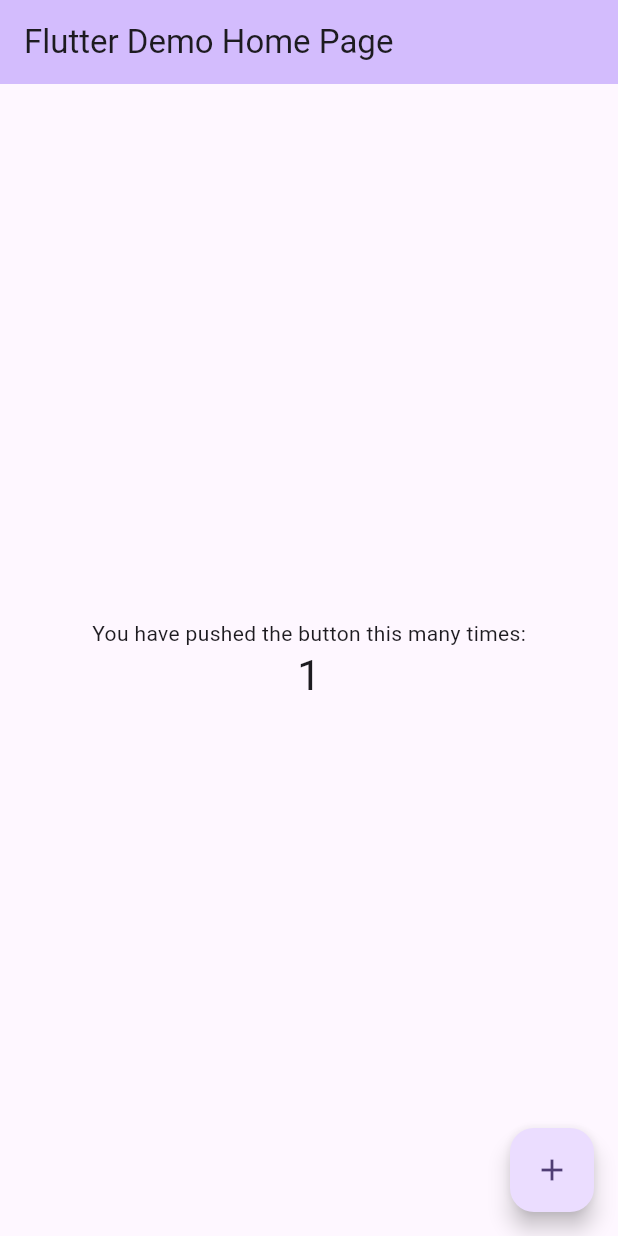
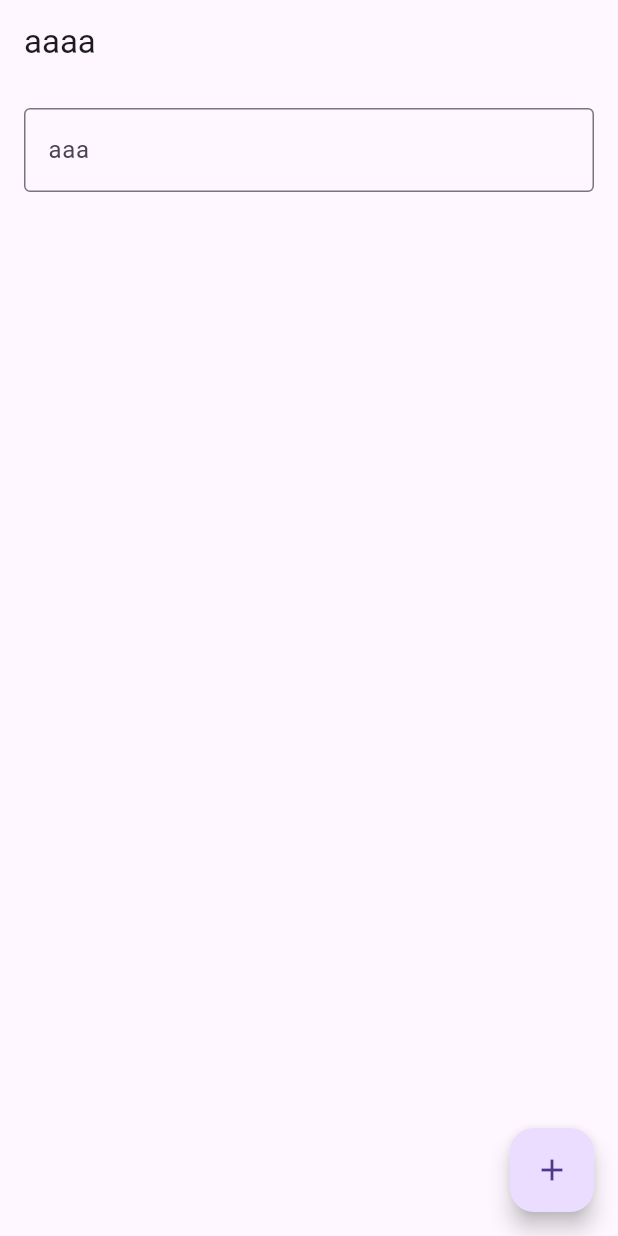
Before and after one commit to ErickRezende1833/mycareapp, a Flutter app: the screen it shows after launch, after a tap on the "add" icon, on a phone screen of 412 x 824 dp. Run offline on Flutter 3.47's test engine with Material 3 defaults, Android fonts, the phone set to English and light mode, and no system bars.

Commit message:
feat: basics

```diff
--- a/lib/main.dart
+++ b/lib/main.dart
@@ -1,4 +1,5 @@
 import 'package:flutter/material.dart';
+import 'package:flutter_application_1/view/addMedicacao.dart';
 
 void main() {
   runApp(const MyApp());
@@ -7,116 +8,10 @@ void main() {
 class MyApp extends StatelessWidget {
   const MyApp({super.key});
 
-  // This widget is the root of your application.
   @override
   Widget build(BuildContext context) {
-    return MaterialApp(
-      title: 'Flutter Demo',
-      theme: ThemeData(
-        // This is the theme of your application.
-        //
-        // TRY THIS: Try running your application with "flutter run". You'll see
-        // the application has a purple toolbar. Then, without quitting the app,
-        // try changing the seedColor in the colorScheme below to Colors.green
-        // and then invoke "hot reload" (save your changes or press the "hot
-        // reload" button in a Flutter-supported IDE, or press "r" if you used
-        // the command line to start the app).
-        //
-        // Notice that the counter didn't reset back to zero; the application
-        // state is not lost during the reload. To reset the state, use hot
-        // restart instead.
-        //
-        // This works for code too, not just values: Most code changes can be
-        // tested with just a hot reload.
-        colorScheme: ColorScheme.fromSeed(seedColor: Colors.deepPurple),
-      ),
-      home: const MyHomePage(title: 'Flutter Demo Home Page'),
+    return const MaterialApp(
+      home: AddMedicacao(), // Altere esta linha para exibir a tela de cadastro
     );
   }
 }
-
-class MyHomePage extends StatefulWidget {
-  const MyHomePage({super.key, required this.title});
-
-  // This widget is the home page of your application. It is stateful, meaning
-  // that it has a State object (defined below) that contains fields that affect
-  // how it looks.
-
-  // This class is the configuration for the state. It holds the values (in this
-  // case the title) provided by the parent (in this case the App widget) and
-  // used by the build method of the State. Fields in a Widget subclass are
-  // always marked "final".
-
-  final String title;
-
-  @override
-  State<MyHomePage> createState() => _MyHomePageState();
-}
-
-class _MyHomePageState extends State<MyHomePage> {
-  int _counter = 0;
-
-  void _incrementCounter() {
-    setState(() {
-      // This call to setState tells the Flutter framework that something has
-      // changed in this State, which causes it to rerun the build method below
-      // so that the display can reflect the updated values. If we changed
-      // _counter without calling setState(), then the build method would not be
-      // called again, and so nothing would appear to happen.
-      _counter++;
-    });
-  }
-
-  @override
-  Widget build(BuildContext context) {
-    // This method is rerun every time setState is called, for instance as done
-    // by the _incrementCounter method above.
-    //
-    // The Flutter framework has been optimized to make rerunning build methods
-    // fast, so that you can just rebuild anything that needs updating rather
-    // than having to individually change instances of widgets.
-    return Scaffold(
-      appBar: AppBar(
-        // TRY THIS: Try changing the color here to a specific color (to
-        // Colors.amber, perhaps?) and trigger a hot reload to see the AppBar
-        // change color while the other colors stay the same.
-        backgroundColor: Theme.of(context).colorScheme.inversePrimary,
-        // Here we take the value from the MyHomePage object that was created by
-        // the App.build method, and use it to set our appbar title.
-        title: Text(widget.title),
-      ),
-      body: Center(
-        // Center is a layout widget. It takes a single child and positions it
-        // in the middle of the parent.
-        child: Column(
-          // Column is also a layout widget. It takes a list of children and
-          // arranges them vertically. By default, it sizes itself to fit its
-          // children horizontally, and tries to be as tall as its parent.
-          //
-          // Column has various properties to control how it sizes itself and
-          // how it positions its children. Here we use mainAxisAlignment to
-          // center the children vertically; the main axis here is the vertical
-          // axis because Columns are vertical (the cross axis would be
-          // horizontal).
-          //
-          // TRY THIS: Invoke "debug painting" (choose the "Toggle Debug Paint"
-          // action in the IDE, or press "p" in the console), to see the
-          // wireframe for each widget.
-          mainAxisAlignment: MainAxisAlignment.center,
-          children: <Widget>[
-            const Text('You have pushed the button this many times:'),
-            Text(
-              '$_counter',
-              style: Theme.of(context).textTheme.headlineMedium,
-            ),
-          ],
-        ),
-      ),
-      floatingActionButton: FloatingActionButton(
-        onPressed: _incrementCounter,
-        tooltip: 'Increment',
-        child: const Icon(Icons.add),
-      ), // This trailing comma makes auto-formatting nicer for build methods.
-    );
-  }
-}
--- /dev/null
+++ b/lib/view/addMedicacao.dart
@@ -0,0 +1,43 @@
+import 'package:flutter/material.dart';
+
+class AddMedicacao extends StatelessWidget {
+  const AddMedicacao({super.key});
+
+  @override
+  Widget build(BuildContext context) {
+    return Scaffold(
+      appBar: AppBar(title: Text("aaaa"),),
+      floatingActionButton: FloatingActionButton(
+        onPressed: () {},
+        child: Icon(Icons.add),),
+      body: Padding(padding: const EdgeInsets.all(16.0),
+      child: Column(
+        children: [
+          CustomTextField(labelText: "aaa", hintText: "ddd")
+        ],
+      ),)
+    );
+  }
+}
+
+class CustomTextField extends StatelessWidget {
+  const CustomTextField({
+    super.key,
+    required this.labelText,
+    required this.hintText
+  });
+
+  final String labelText;
+  final String hintText;
+
+  @override
+  Widget build(BuildContext context) {
+    return TextFormField(
+            decoration: InputDecoration(
+              border: const OutlineInputBorder(),
+              labelText: labelText,
+              hintText: hintText
+            ),
+          );
+  }
+}
```
Also changed, not shown: 1 other file.
